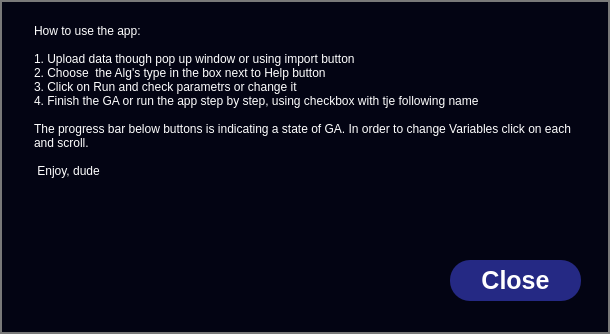
Old version of the form GUI/help.ui in the repository KiriltsevDaniil/EvAlgPractice.
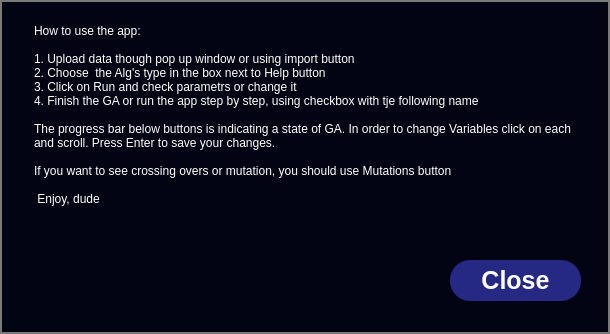
New version of the form.

Commit message: New features and mutation dialog

What changed in the file:
```diff
--- a/GUI/help.ui
+++ b/GUI/help.ui
@@ -97,7 +97,9 @@
 3. Click on Run and check parametrs or change it
 4. Finish the GA or run the app step by step, using checkbox with tje following name
 
-The progress bar below buttons is indicating a state of GA. In order to change Variables click on each and scroll.
+The progress bar below buttons is indicating a state of GA. In order to change Variables click on each and scroll. Press Enter to save your changes.
+
+If you want to see crossing overs or mutation, you should use Mutations button 
 
  Enjoy, dude </string>
    </property>
```
The commit also changes 14 other files.
